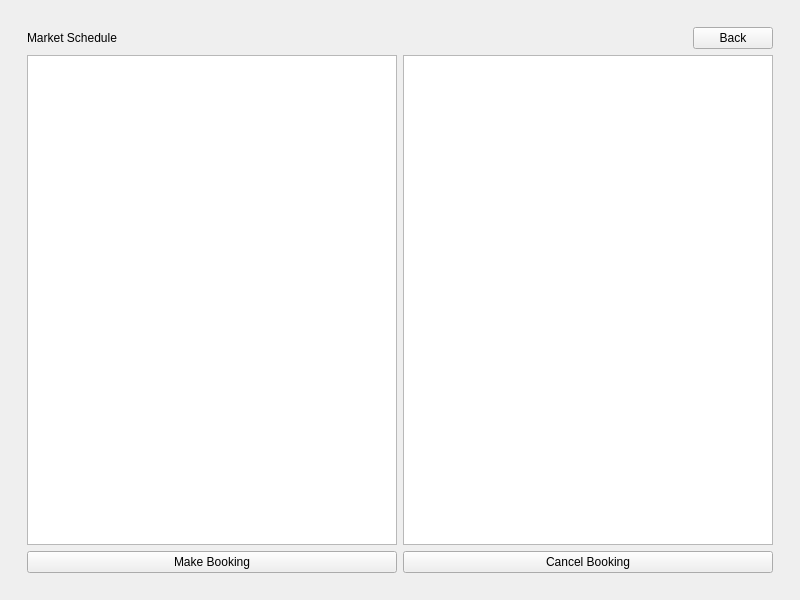
Old version of the form COMP-3007-Term-Project/mainwindow.ui in the repository AndreaOfTheEast/COMP-3007-Term-Project.
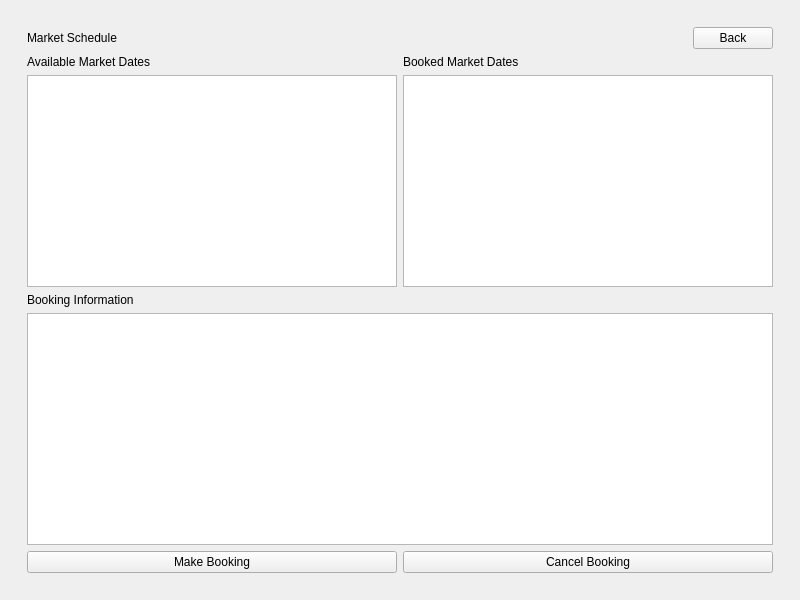
New version of the form. The open tabs and pages were chosen to show the change.

Commit message: booking system

Patch:
```diff
--- a/COMP-3007-Term-Project/mainwindow.ui
+++ b/COMP-3007-Term-Project/mainwindow.ui
@@ -137,19 +137,47 @@
             </layout>
            </item>
            <item>
-            <layout class="QVBoxLayout" name="verticalLayout_8">
+            <layout class="QHBoxLayout" name="horizontalLayout">
              <item>
-              <layout class="QHBoxLayout" name="horizontalLayout_5">
+              <layout class="QVBoxLayout" name="verticalLayout_10">
                <item>
-                <widget class="QListWidget" name="list_booking_dates"/>
+                <widget class="QLabel" name="label_8">
+                 <property name="text">
+                  <string>Available Market Dates</string>
+                 </property>
+                </widget>
                </item>
                <item>
-                <widget class="QListView" name="list_booking_information"/>
+                <widget class="QListWidget" name="list_market_dates"/>
+               </item>
+              </layout>
+             </item>
+             <item>
+              <layout class="QVBoxLayout" name="verticalLayout_8">
+               <item>
+                <widget class="QLabel" name="label_7">
+                 <property name="text">
+                  <string>Booked Market Dates</string>
+                 </property>
+                </widget>
+               </item>
+               <item>
+                <widget class="QListWidget" name="listWidget_2"/>
                </item>
               </layout>
              </item>
             </layout>
            </item>
+           <item>
+            <widget class="QLabel" name="label_6">
+             <property name="text">
+              <string>Booking Information</string>
+             </property>
+            </widget>
+           </item>
+           <item>
+            <widget class="QListWidget" name="list_booking_information"/>
+           </item>
            <item>
             <layout class="QHBoxLayout" name="horizontalLayout_7">
              <item>
```
Left out of the diff: 4 changed lines with no effect on the pictures. The commit also changes 7 other files.
